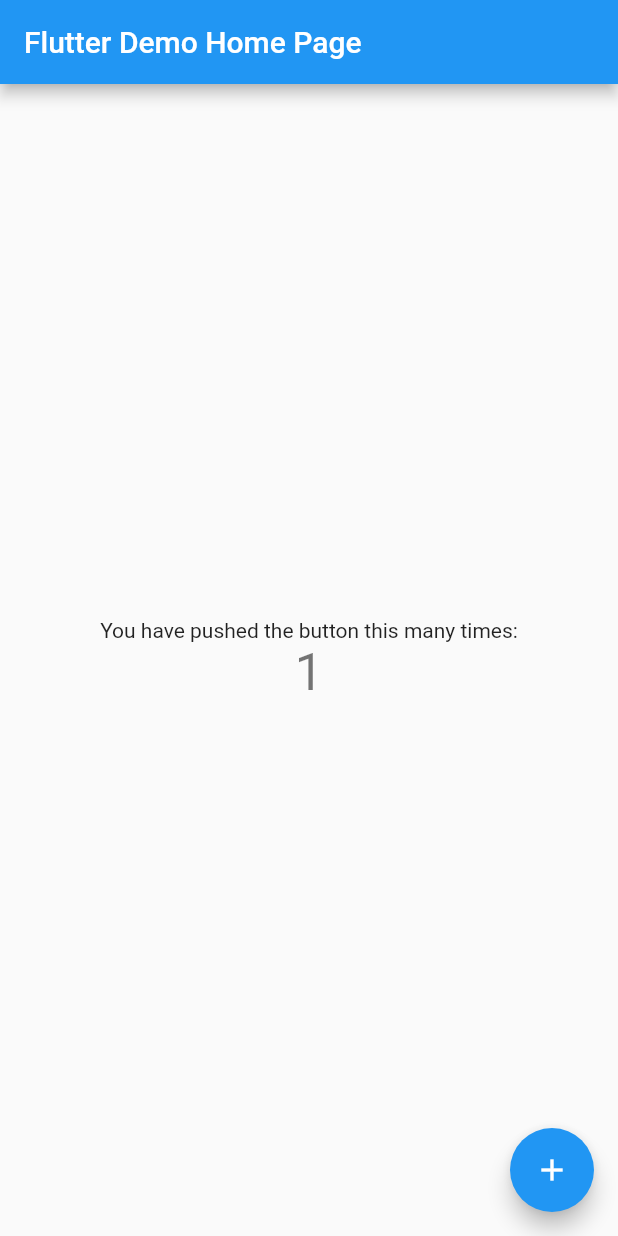
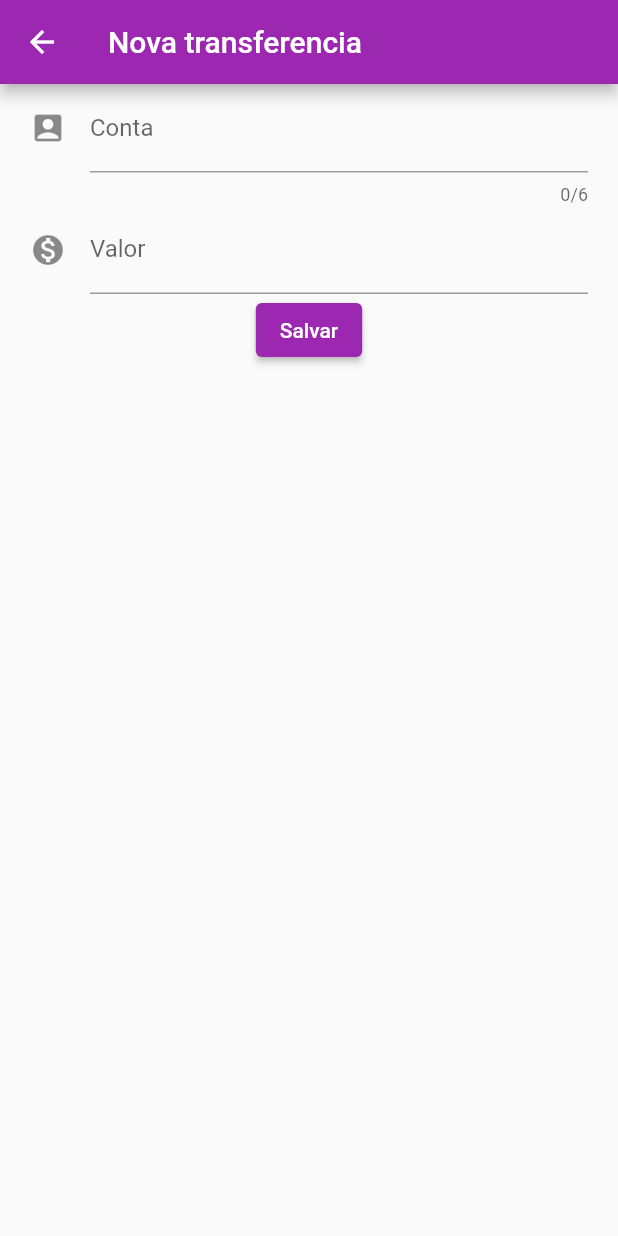
Before and after one commit to EderCosta21/Alura, a Flutter app: the screen it shows after launch, after a tap on the "add" icon, on a phone screen of 412 x 824 dp. Run offline on Flutter 3.47's test engine with Material 2 defaults, Android fonts, the phone set to English and light mode, and no system bars; network calls fail.

Commit message:
criar formulario

```diff
--- a/bank/analysis_options.yaml
+++ b/bank/analysis_options.yaml
@@ -22,6 +22,10 @@ linter:
   # `// ignore_for_file: name_of_lint` syntax on the line or in the file
   # producing the lint.
   rules:
+    use_key_in_widget_constructors: false
+    prefer_const_constructors: false
+    file_names: false
+    unnecessary_null_comparison: false
     # avoid_print: false  # Uncomment to disable the `avoid_print` rule
     # prefer_single_quotes: true  # Uncomment to enable the `prefer_single_quotes` rule
 
--- a/bank/lib/main.dart
+++ b/bank/lib/main.dart
@@ -1,3 +1,5 @@
+import 'package:bank/pages/home/widgets/listaTransferencia.dart';
+import 'package:bank/pages/novaTransferencia/newTransfer.dart';
 import 'package:flutter/material.dart';
 
 void main() {
@@ -11,11 +13,15 @@ class MyApp extends StatelessWidget {
   @override
   Widget build(BuildContext context) {
     return MaterialApp(
-      title: 'Flutter Demo',
+      title: '',
+      debugShowCheckedModeBanner: false,
       theme: ThemeData(
-        primarySwatch: Colors.blue,
+        primarySwatch: Colors.purple,
       ),
-      home: const MyHomePage(title: 'Flutter Demo Home Page'),
+      home: const MyHomePage(title: 'Transferencias'),
+      routes: {
+        'new': (_) => NewTransfer(),
+      },
     );
   }
 }
@@ -30,39 +36,14 @@ class MyHomePage extends StatefulWidget {
 }
 
 class _MyHomePageState extends State<MyHomePage> {
-  int _counter = 0;
-
-  void _incrementCounter() {
-    setState(() {
-      _counter++;
-    });
-  }
-
   @override
   Widget build(BuildContext context) {
     return Scaffold(
       appBar: AppBar(
         title: Text(widget.title),
       ),
-      body: Center(
-        child: Column(
-          mainAxisAlignment: MainAxisAlignment.center,
-          children: <Widget>[
-            const Text(
-              'You have pushed the button this many times:',
-            ),
-            Text(
-              '$_counter',
-              style: Theme.of(context).textTheme.headline4,
-            ),
-          ],
-        ),
-      ),
-      floatingActionButton: FloatingActionButton(
-        onPressed: _incrementCounter,
-        tooltip: 'Increment',
-        child: const Icon(Icons.add),
-      ), // This trailing comma makes auto-formatting nicer for build methods.
+      body: ListaTransferencia(),
+      // This trailing comma makes auto-formatting nicer for build methods.
     );
   }
 }
--- /dev/null
+++ b/bank/lib/pages/home/widgets/itemTransferencia.dart
@@ -0,0 +1,29 @@
+import 'package:flutter/material.dart';
+
+class ItemTransferencia extends StatelessWidget {
+  final Transferencia _transferencia;
+
+  const ItemTransferencia(this._transferencia, {Key? key}) : super(key: key);
+
+  @override
+  Widget build(BuildContext context) {
+    return Card(
+      child: ListTile(
+        leading: Icon(Icons.monetization_on),
+        title: Text(' Valor : ${_transferencia.valor.toString()}'),
+        subtitle: Text(' Conta : ${_transferencia.numeroConta.toString()}'),
+      ),
+    );
+  }
+}
+
+class Transferencia {
+  final double valor;
+  final int numeroConta;
+
+  Transferencia(this.numeroConta, this.valor);
+
+  @override
+  String toString() =>
+      'Transferencia(valor: $valor, numeroConta: $numeroConta)';
+}
--- /dev/null
+++ b/bank/lib/pages/home/widgets/listaTransferencia.dart
@@ -0,0 +1,26 @@
+import 'package:flutter/material.dart';
+
+import 'itemTransferencia.dart';
+
+class ListaTransferencia extends StatelessWidget {
+  const ListaTransferencia({Key? key}) : super(key: key);
+
+  @override
+  Widget build(BuildContext context) {
+    return Scaffold(
+      body: Column(
+        children: [
+          ItemTransferencia(Transferencia(37503, 100.10)),
+          ItemTransferencia(Transferencia(37503, 100.10)),
+        ],
+      ),
+      floatingActionButton: FloatingActionButton(
+        onPressed: () {
+          Navigator.of(context).pushNamed('new');
+        },
+        tooltip: 'new transferencia',
+        child: const Icon(Icons.add),
+      ),
+    );
+  }
+}
--- /dev/null
+++ b/bank/lib/pages/novaTransferencia/newTransfer.dart
@@ -0,0 +1,72 @@
+// ignore_for_file: unnecessary_null_comparison
+
+import 'package:bank/pages/home/widgets/itemTransferencia.dart';
+import 'package:flutter/material.dart';
+
+class NewTransfer extends StatefulWidget {
+  NewTransfer({Key? key}) : super(key: key);
+
+  @override
+  State<NewTransfer> createState() => _NewTransferState();
+}
+
+class _NewTransferState extends State<NewTransfer> {
+  final TextEditingController _valorEC = TextEditingController();
+  final TextEditingController _contaEC = TextEditingController();
+
+  @override
+  Widget build(BuildContext context) {
+    return Scaffold(
+      appBar: AppBar(
+        title: const Text('Nova transferencia'),
+      ),
+      body: Padding(
+        padding: const EdgeInsets.only(left: 20.0, right: 20),
+        child: Column(
+          children: [
+            TextField(
+              controller: _contaEC,
+              style: TextStyle(
+                color: Colors.black87,
+                fontSize: 16,
+              ),
+              decoration: InputDecoration(
+                icon: Icon(Icons.account_box),
+                labelText: 'Conta',
+                hintText: '00000',
+              ),
+              keyboardType: TextInputType.number,
+              maxLength: 6,
+            ),
+            TextField(
+              controller: _valorEC,
+              style: TextStyle(
+                color: Colors.black87,
+                fontSize: 16,
+              ),
+              decoration: InputDecoration(
+                icon: Icon(Icons.monetization_on),
+                labelText: 'Valor',
+                hintText: '00.00',
+              ),
+              keyboardType: TextInputType.number,
+            ),
+            ElevatedButton(
+                onPressed: () {
+                  final int numero = int.parse(_contaEC.text);
+                  final double value = double.parse(_valorEC.text);
+
+                  if (numero != null && value != null) {
+                    final tranfer = Transferencia(numero, value);
+                    print('$tranfer');
+                  }
+                },
+                child: Text(
+                  'Salvar',
+                ))
+          ],
+        ),
+      ),
+    );
+  }
+}
```
